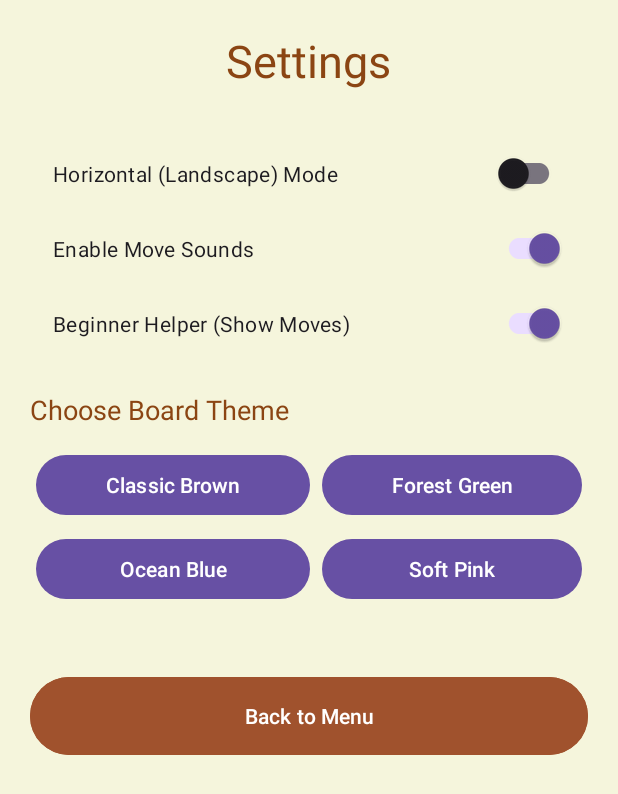
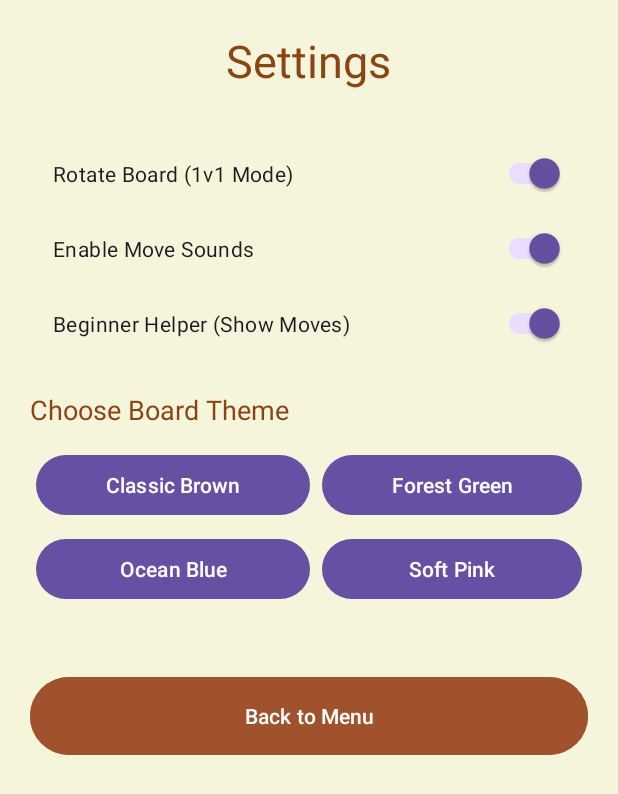
Before and after one commit to 1Carlos7Saye/Chess-Repository, an Android app: the SettingsActivity screen opened directly, with no data from a screen before it, on a phone screen of 412 x 824 dp. Shown: the top 794 px of the screen. Run offline under Robolectric (Android 15) with nearby library versions, the phone set to English and light mode, and no system bars.

Commit message:
Added Board Themes, Sound/Helper toggles, and Rotate board

```diff
--- a/app/src/main/java/com/marwadi/finalprojectchess/SettingsActivity.java
+++ b/app/src/main/java/com/marwadi/finalprojectchess/SettingsActivity.java
@@ -19,7 +19,7 @@ public class SettingsActivity extends AppCompatActivity {
 
         prefs = getSharedPreferences("ChessPrefs", MODE_PRIVATE);
 
-        SwitchCompat swOrientation = findViewById(R.id.swOrientation);
+        SwitchCompat swRotate = findViewById(R.id.swRotate);
         SwitchCompat swSound = findViewById(R.id.swSound);
         SwitchCompat swHelper = findViewById(R.id.swHelper);
         Button btnBack = findViewById(R.id.btnBackToMenu);
@@ -30,15 +30,13 @@ public class SettingsActivity extends AppCompatActivity {
         findViewById(R.id.themePink).setOnClickListener(v -> saveTheme("pink"));
 
         // Load saved choices
-        swOrientation.setChecked(prefs.getBoolean("horizontal", false));
+        swRotate.setChecked(prefs.getBoolean("rotate_enabled", true));
         swSound.setChecked(prefs.getBoolean("sound", true));
         swHelper.setChecked(prefs.getBoolean("helper", true));
 
         // Save choices and apply orientation
-        swOrientation.setOnCheckedChangeListener((v, isChecked) -> {
-            prefs.edit().putBoolean("horizontal", isChecked).apply();
-            if (isChecked) setRequestedOrientation(ActivityInfo.SCREEN_ORIENTATION_LANDSCAPE);
-            else setRequestedOrientation(ActivityInfo.SCREEN_ORIENTATION_PORTRAIT);
+        swRotate.setOnCheckedChangeListener((v, isChecked) -> {
+            prefs.edit().putBoolean("rotate_enabled", isChecked).apply();
         });
 
         swSound.setOnCheckedChangeListener((v, isChecked) -> prefs.edit().putBoolean("sound", isChecked).apply());
--- a/app/src/main/res/layout/activity_settings.xml
+++ b/app/src/main/res/layout/activity_settings.xml
@@ -15,10 +15,10 @@
         android:layout_marginBottom="30dp" />
 
     <androidx.appcompat.widget.SwitchCompat
-        android:id="@+id/swOrientation"
+        android:id="@+id/swRotate"
         android:layout_width="match_parent"
         android:layout_height="wrap_content"
-        android:text="Horizontal (Landscape) Mode"
+        android:text="Rotate Board (1v1 Mode)"
         android:padding="15dp" />
 
     <androidx.appcompat.widget.SwitchCompat
```
Also changed, not shown: app/src/main/java/com/marwadi/finalprojectchess/GameActivity.java (+49 -26 lines).
